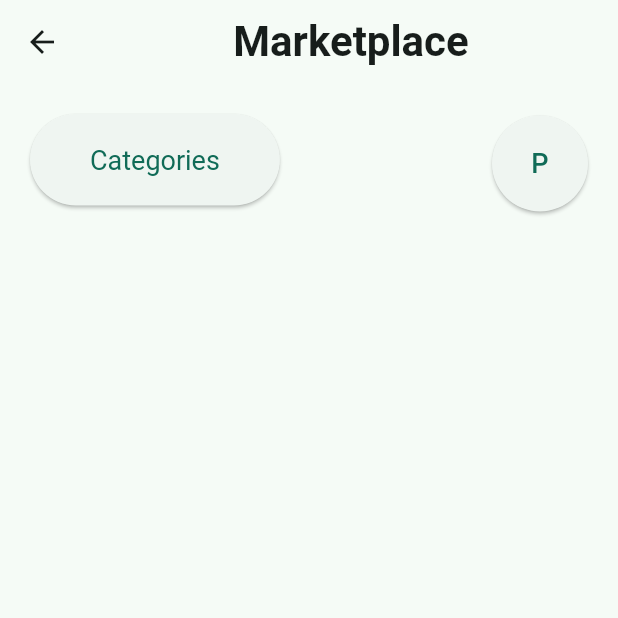
After one commit to arjunnain17/janmanch, a Flutter app: the CategoriesPage screen opened directly, on a phone screen of 412 x 824 dp, the top half of it. The commit adds this screen. Run offline on Flutter 3.47's test engine with Material 3 defaults, Android fonts, the phone set to English and light mode, and no system bars.

Commit message:
Added Categories UI

```diff
--- /dev/null
+++ b/lib/categories.dart
@@ -0,0 +1,136 @@
+import 'package:flutter/material.dart';
+
+class CategoriesPage extends StatefulWidget {
+  const CategoriesPage({super.key});
+
+  @override
+  _CategoriesPageState createState() => _CategoriesPageState();
+}
+
+class _CategoriesPageState extends State<CategoriesPage> {
+  bool _isCategoriesHovered = false;
+  bool _isProfileHovered = false;
+
+  @override
+  Widget build(BuildContext context) {
+    return Scaffold(
+      appBar: AppBar(
+        title: const Center(child: Text('Marketplace', style: TextStyle(fontSize: 28, fontWeight: FontWeight.bold))),
+        backgroundColor: Colors.transparent,
+        elevation: 0,
+      ),
+      body: Padding(
+        padding: const EdgeInsets.symmetric(horizontal: 20, vertical: 20),
+        child: Row(
+          mainAxisAlignment: MainAxisAlignment.spaceBetween,
+          children: [
+            // Categories Dropdown Menu
+            MouseRegion(
+              onEnter: (_) {
+                setState(() {
+                  _isCategoriesHovered = true;
+                });
+              },
+              onExit: (_) {
+                setState(() {
+                  _isCategoriesHovered = false;
+                });
+              },
+              child: Column(
+                crossAxisAlignment: CrossAxisAlignment.start,
+                children: [
+                  ElevatedButton(
+                    onPressed: () {}, // You can define actions here
+                    child: const Text('Categories'),
+                    style: ElevatedButton.styleFrom(
+                      padding: const EdgeInsets.symmetric(vertical: 20, horizontal: 40),
+                      textStyle: const TextStyle(fontSize: 18),
+                    ),
+                  ),
+                  if (_isCategoriesHovered)
+                    Column(
+                      children: [
+                        const SizedBox(height: 10),
+                        ElevatedButton(
+                          onPressed: () {}, // Navigate to Services page or perform action
+                          child: const Text('Services'),
+                          style: ElevatedButton.styleFrom(
+                            padding: const EdgeInsets.symmetric(vertical: 10, horizontal: 40),
+                          ),
+                        ),
+                        const SizedBox(height: 10),
+                        ElevatedButton(
+                          onPressed: () {}, // Navigate to Products page or perform action
+                          child: const Text('Products'),
+                          style: ElevatedButton.styleFrom(
+                            padding: const EdgeInsets.symmetric(vertical: 10, horizontal: 40),
+                          ),
+                        ),
+                        const SizedBox(height: 10),
+                        ElevatedButton(
+                          onPressed: () {}, // Navigate to Groceries page or perform action
+                          child: const Text('Groceries'),
+                          style: ElevatedButton.styleFrom(
+                            padding: const EdgeInsets.symmetric(vertical: 10, horizontal: 40),
+                          ),
+                        ),
+                      ],
+                    ),
+                ],
+              ),
+            ),
+
+            // Profile Button
+            MouseRegion(
+              onEnter: (_) {
+                setState(() {
+                  _isProfileHovered = true;
+                });
+              },
+              onExit: (_) {
+                setState(() {
+                  _isProfileHovered = false;
+                });
+              },
+              child: Column(
+                crossAxisAlignment: CrossAxisAlignment.end,
+                children: [
+                  ElevatedButton(
+                    onPressed: () {}, // Profile action
+                    style: ElevatedButton.styleFrom(
+                      shape: const CircleBorder(),
+                      padding: const EdgeInsets.all(20), // Circular button size
+                    ),
+                    child: const Text('P', style: TextStyle(fontSize: 18)), // Placeholder for profile icon
+                  ),
+                  if (_isProfileHovered)
+                    Column(
+                      crossAxisAlignment: CrossAxisAlignment.end,
+                      children: [
+                        const SizedBox(height: 10),
+                        ElevatedButton(
+                          onPressed: () {}, // Signout action
+                          child: const Text('Signout'),
+                          style: ElevatedButton.styleFrom(
+                            padding: const EdgeInsets.symmetric(vertical: 10, horizontal: 40),
+                          ),
+                        ),
+                        const SizedBox(height: 10),
+                        ElevatedButton(
+                          onPressed: () {}, // Business action
+                          child: const Text('Business'),
+                          style: ElevatedButton.styleFrom(
+                            padding: const EdgeInsets.symmetric(vertical: 10, horizontal: 40),
+                          ),
+                        ),
+                      ],
+                    ),
+                ],
+              ),
+            ),
+          ],
+        ),
+      ),
+    );
+  }
+}
```
Also changed, not shown: lib/main.dart (+32 -1 lines).
